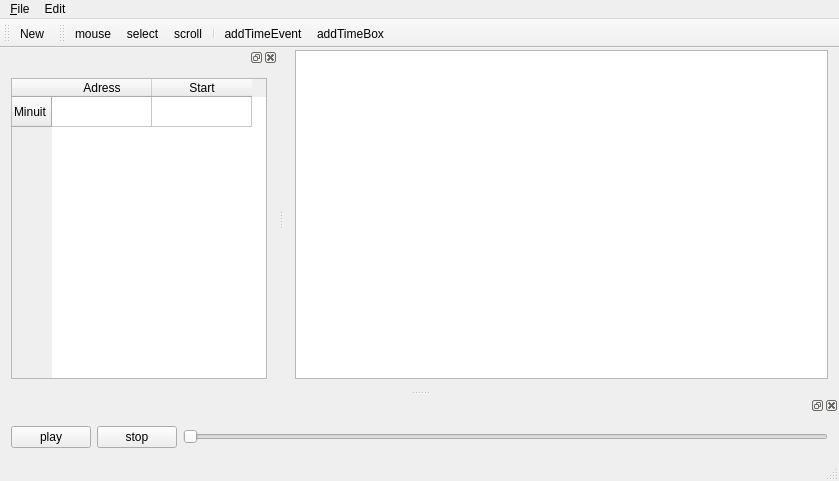
Old version of the form forms/mainwindow.ui in the repository ossia/score.
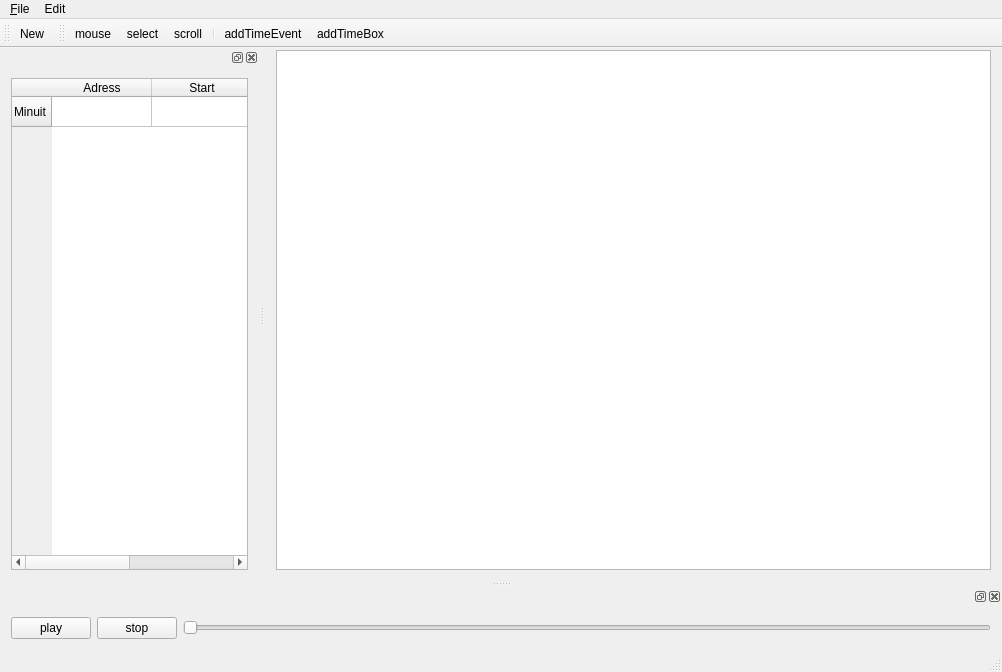
New version of the form. Custom widgets are drawn as their Qt base class.

Commit message: adapt size of GraphicsView to first timeBox.

```diff
--- a/forms/mainwindow.ui
+++ b/forms/mainwindow.ui
@@ -6,8 +6,8 @@
    <rect>
     <x>0</x>
     <y>0</y>
-    <width>839</width>
-    <height>481</height>
+    <width>1002</width>
+    <height>661</height>
    </rect>
   </property>
   <property name="windowTitle">
@@ -44,8 +44,8 @@
      <widget class="GraphicsView" name="graphicsView">
       <property name="minimumSize">
        <size>
-        <width>400</width>
-        <height>300</height>
+        <width>715</width>
+        <height>520</height>
        </size>
       </property>
      </widget>
@@ -57,7 +57,7 @@
     <rect>
      <x>0</x>
      <y>0</y>
-     <width>839</width>
+     <width>1002</width>
      <height>22</height>
     </rect>
    </property>
```
